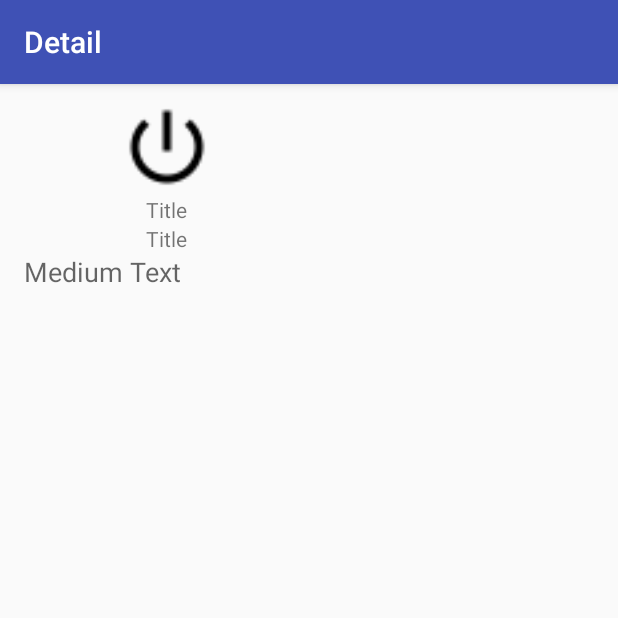
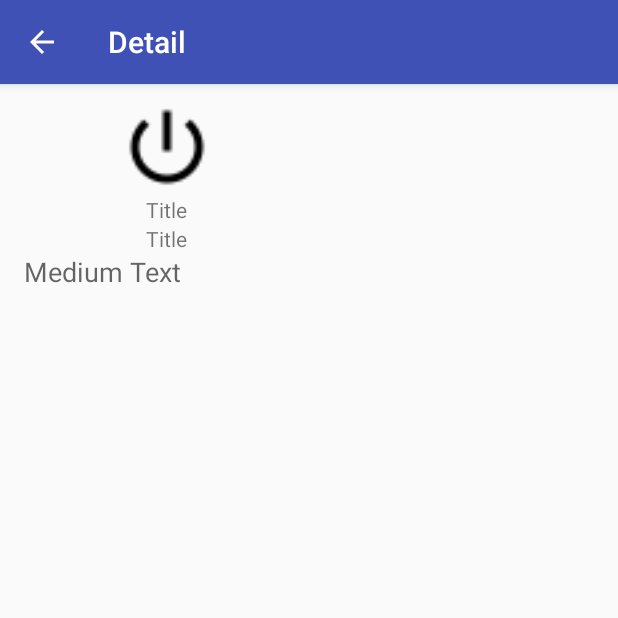
Before and after one commit to marija283/BookProject, an Android app: the BookDetailActivity screen opened directly, with no data from a screen before it, on a phone screen of 412 x 824 dp, the top half of it. Run offline under Robolectric (Android 15) with nearby library versions, the phone set to English and light mode, and no system bars; our stand-ins replace Picasso; pictures from the network do not load; 4 statements that could not run were skipped.

Commit message:
add to favorites btn

```diff
--- a/app/src/main/java/mk/finki/mpip/bookproject/BookDetailActivity.java
+++ b/app/src/main/java/mk/finki/mpip/bookproject/BookDetailActivity.java
@@ -1,22 +1,28 @@
 package mk.finki.mpip.bookproject;
 
 import android.content.Intent;
+import android.support.v7.app.ActionBar;
 import android.support.v7.app.AppCompatActivity;
 import android.os.Bundle;
 import android.support.v7.widget.Toolbar;
+import android.view.MenuItem;
 import android.view.View;
+import android.widget.Button;
 import android.widget.ImageView;
 import android.widget.TextView;
 
 import com.squareup.picasso.Picasso;
 
 import mk.finki.mpip.bookproject.Entities.Book;
+import mk.finki.mpip.bookproject.HelperClasses.LoginHelperClass;
+
 
 public class BookDetailActivity extends AppCompatActivity {
     ImageView bookImg;
     TextView bookName;
     TextView bookDesctiption;
     TextView bookAuthor;
+    Button addFavorite;
     private Picasso imageLoader;
 
 
@@ -24,11 +30,17 @@ public class BookDetailActivity extends AppCompatActivity {
     protected void onCreate(Bundle savedInstanceState) {
         super.onCreate(savedInstanceState);
         setContentView(R.layout.activity_book_detail);
+        ActionBar actionBar =  getSupportActionBar();
+        actionBar.setDisplayHomeAsUpEnabled(true);
         doInject();
 
     }
 
-
+    public boolean onOptionsItemSelected(MenuItem item){
+        Intent myIntent = new Intent(getApplicationContext(), HomeActivity.class);
+        startActivityForResult(myIntent, 0);
+        return true;
+    }
 
 
     private void doInject() {
@@ -39,6 +51,7 @@ public class BookDetailActivity extends AppCompatActivity {
         bookName = (TextView) findViewById(R.id.book_name);
         bookDesctiption = (TextView) findViewById(R.id.book_description);
         bookAuthor = (TextView) findViewById(R.id.book_author);
+        addFavorite = (Button) findViewById(R.id.add_favorite);
 
         imageLoader.load("http://marketmybook.in/wp-content/uploads/2013/05/Library-Books.jpg").
                 placeholder(R.mipmap.ic_person_black_24dp)
@@ -49,6 +62,20 @@ public class BookDetailActivity extends AppCompatActivity {
         bookAuthor.setText(bookObj.getAuthor().toString());
         setTitle(bookObj.getTitle());
 
+        if(LoginHelperClass.isUserLoggedIn(BookDetailActivity.this)){
+            addFavorite.setVisibility(View.VISIBLE);
+            addFavorite.setOnClickListener(new View.OnClickListener() {
+                @Override
+                public void onClick(View v) {
+
+                }
+            });
+        }
+        else{
+            addFavorite.setVisibility(View.GONE);
+        }
+
+
     }
 
         @Override
--- a/app/src/main/res/layout/activity_book_detail.xml
+++ b/app/src/main/res/layout/activity_book_detail.xml
@@ -53,6 +53,12 @@
             android:layout_height="match_parent"
             android:weightSum="1">
 
+            <Button
+                android:layout_width="wrap_content"
+                android:layout_height="wrap_content"
+                android:text="Add to favorite"
+                android:id="@+id/add_favorite" />
+
             <TextView
                 android:layout_width="match_parent"
                 android:layout_height="wrap_content"
```
